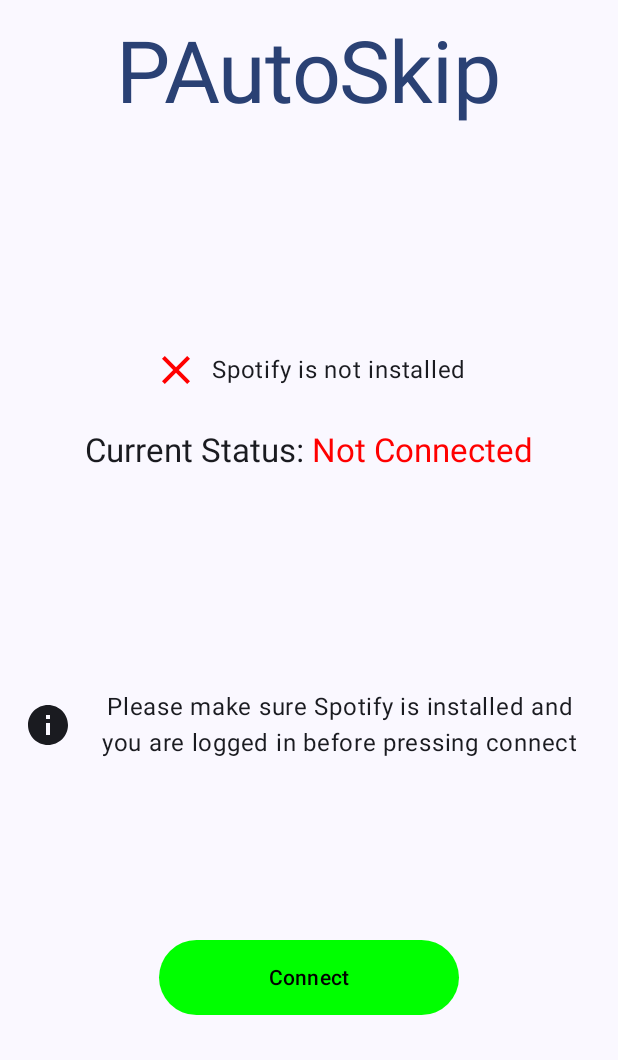
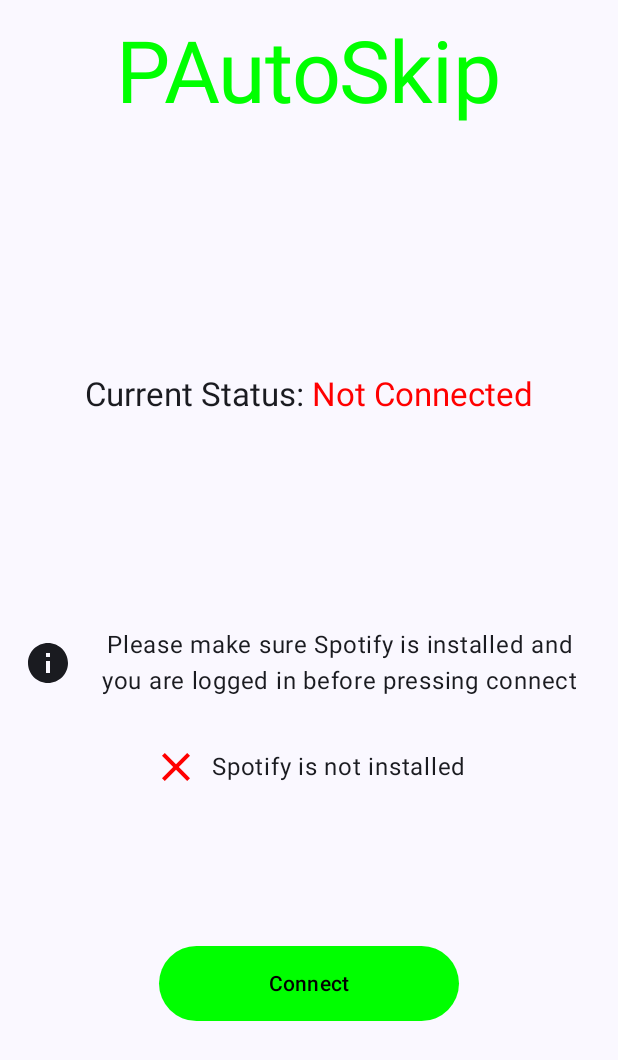
Before and after one commit to Ermin17/pautoskip, an Android app built with Jetpack Compose: the screen it shows after launch (MainActivity), on a phone screen of 412 x 824 dp. Shown: the top 1060 px of the screen. Run offline under Robolectric (Android 15) with nearby library versions, the phone set to English and light mode, and no system bars; libraries missing offline, so code that uses them is left out: com.spotify.android, com.spotify.protocol.

Commit message:
update ui

```diff
--- a/app/src/main/java/com/example/pautoskip/MainActivity.kt
+++ b/app/src/main/java/com/example/pautoskip/MainActivity.kt
@@ -58,8 +58,8 @@ class MainActivity : ComponentActivity() {
     override fun onCreate(savedInstanceState: Bundle?) {
         super.onCreate(savedInstanceState)
 
-        val clientId = "<your client id>"
-        val redirectUri = "<your redirect uri>"
+        val clientId = "<client id>"
+        val redirectUri = "<redirect uri>"
 
         // Initialize ActivityResultLauncher for permissions
         requestPermissionLauncher = registerForActivityResult(
@@ -130,8 +130,6 @@ class MainActivity : ComponentActivity() {
 
                         Spacer(modifier = Modifier.weight(1f))
 
-                        SpotifyInstalled(checkSpotifyInstallation())
-
                         Spacer(modifier = Modifier.height(24.dp))
 
 
@@ -160,7 +158,9 @@ class MainActivity : ComponentActivity() {
                             )
                         }
 
-                        Spacer(modifier = Modifier.height(16.dp)) // Reduced space below the welcome text
+                        Spacer(modifier = Modifier.height(32.dp)) // Reduced space below the welcome text
+
+                        SpotifyInstalled(checkSpotifyInstallation())
 
                         // Center section
                         Spacer(modifier = Modifier.weight(.5f)) // Push the status and button down
@@ -264,7 +264,7 @@ fun WelcomeScreen(text: String, modifier: Modifier = Modifier) {
     Text(
         text = "PAutoSkip",
         style = MaterialTheme.typography.displayLarge,
-        color = MaterialTheme.colorScheme.primary
+        color = Color.Green
     )
 }
 
--- a/app/src/main/java/com/example/pautoskip/ui/theme/Theme.kt
+++ b/app/src/main/java/com/example/pautoskip/ui/theme/Theme.kt
@@ -57,8 +57,8 @@ fun PAutoSkipTheme(
     if (!view.isInEditMode) {
         SideEffect {
             val window = (view.context as Activity).window
-            window.statusBarColor = colorScheme.primary.toArgb()
-            WindowCompat.getInsetsController(window, view).isAppearanceLightStatusBars = darkTheme
+            window.statusBarColor = colorScheme.background.toArgb()
+            WindowCompat.getInsetsController(window, view).isAppearanceLightStatusBars = !darkTheme
         }
     }
 
```
